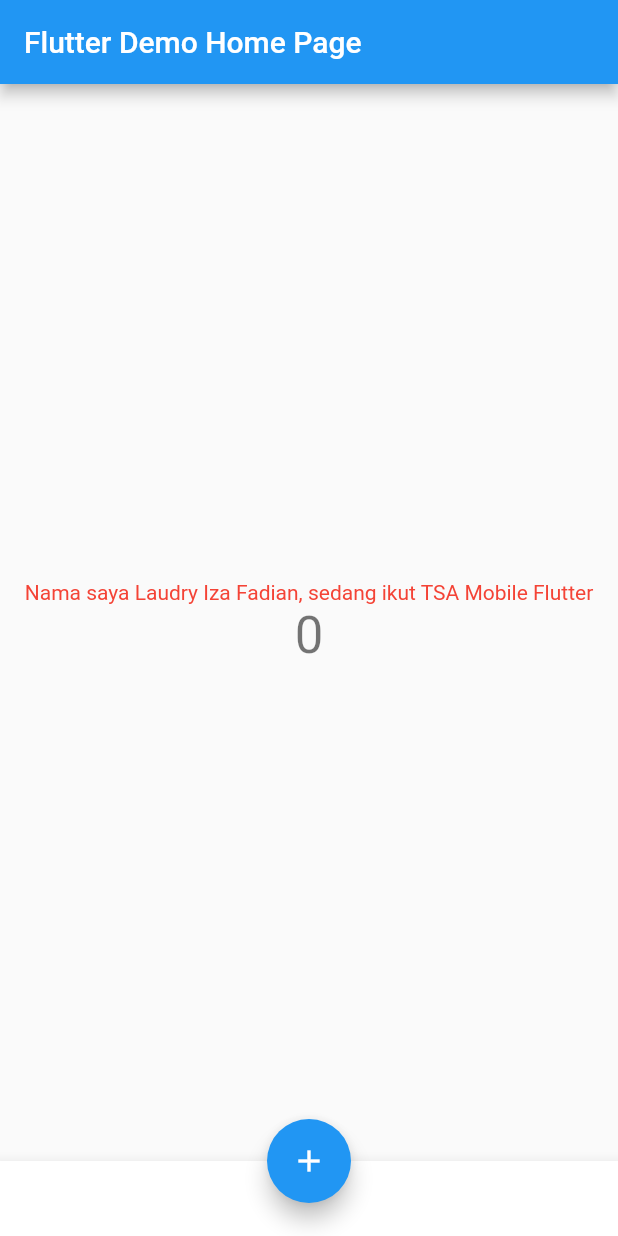
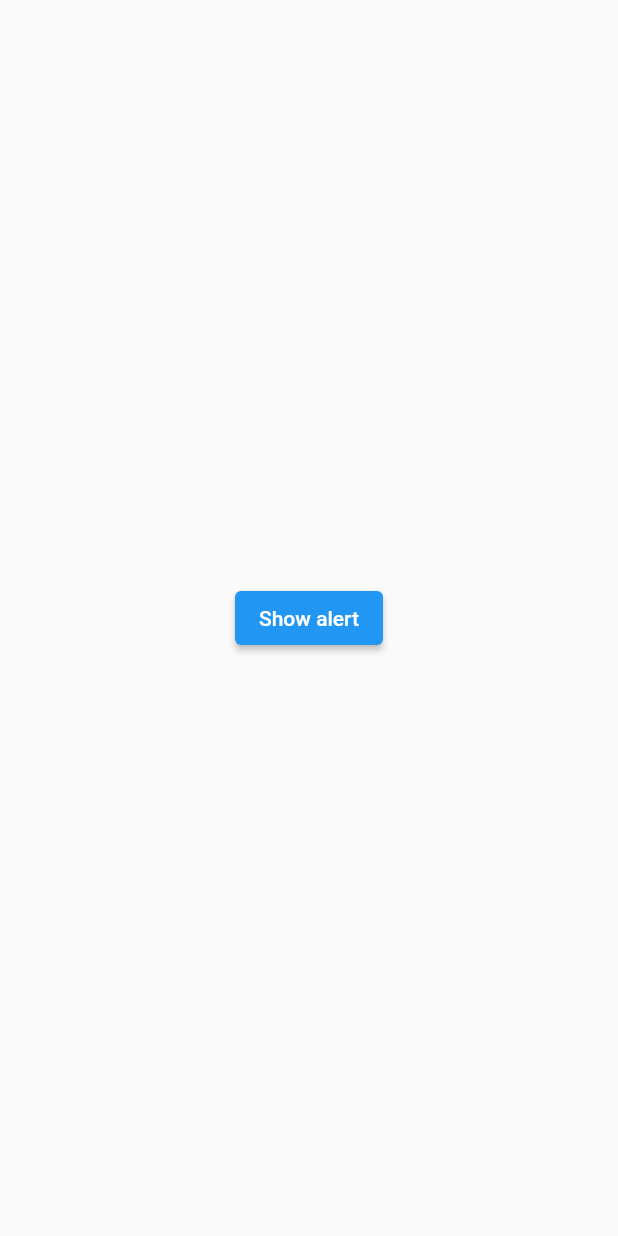
Before and after one commit to laudryfadian/flutter-fundamental-1, a Flutter app: the screen it shows after launch, on a phone screen of 412 x 824 dp. Run offline on Flutter 3.47's test engine with Material 2 defaults, Android fonts, the phone set to English and light mode, and no system bars.

Commit message:
Update alert dialog

```diff
--- a/lib/main.dart
+++ b/lib/main.dart
@@ -17,57 +17,57 @@ class MyApp extends StatelessWidget {
       theme: ThemeData(
         primarySwatch: Colors.blue,
       ),
-      home: const MyHomePage(title: 'Flutter Demo Home Page'),
+      home: MyLayout(),
     );
   }
 }
 
-class MyHomePage extends StatefulWidget {
-  const MyHomePage({Key? key, required this.title}) : super(key: key);
-  final String title;
+class MyLayout extends StatefulWidget {
+  const MyLayout({Key? key}) : super(key: key);
 
   @override
-  State<MyHomePage> createState() => _MyHomePageState();
+  State<MyLayout> createState() => _MyLayoutState();
 }
 
-class _MyHomePageState extends State<MyHomePage> {
-  int _counter = 0;
-
-  void _incrementCounter() {
-    setState(() {
-      _counter++;
-    });
-  }
-
+class _MyLayoutState extends State<MyLayout> {
   @override
   Widget build(BuildContext context) {
     return Scaffold(
-      appBar: AppBar(
-        title: Text(widget.title),
-      ),
       body: Center(
-        child: Column(
-          mainAxisAlignment: MainAxisAlignment.center,
-          children: <Widget>[
-            const MyTextWidget(),
-            Text(
-              '$_counter',
-              style: Theme.of(context).textTheme.headline4,
-            ),
-          ],
+        child: ElevatedButton(
+          child: const Text('Show alert'),
+          onPressed: () {
+            showAlertDialog(context);
+          },
         ),
       ),
-      bottomNavigationBar: BottomAppBar(
-        child: Container(
-          height: 50,
-        ),
-      ),
-      floatingActionButton: FloatingActionButton(
-        onPressed: _incrementCounter,
-        tooltip: 'Increment',
-        child: const Icon(Icons.add),
-      ),
-      floatingActionButtonLocation: FloatingActionButtonLocation.centerDocked,
     );
   }
 }
+
+showAlertDialog(BuildContext context) {
+  // set up the button
+  Widget okButton = TextButton(
+    child: const Text("OK"),
+    onPressed: () {
+      Navigator.pop(context);
+    },
+  );
+
+  // set up the AlertDialog
+  AlertDialog alert = AlertDialog(
+    title: const Text("My title"),
+    content: const Text("This is my message."),
+    actions: [
+      okButton,
+    ],
+  );
+
+  // show the dialog
+  showDialog(
+    context: context,
+    builder: (BuildContext context) {
+      return alert;
+    },
+  );
+}
```
